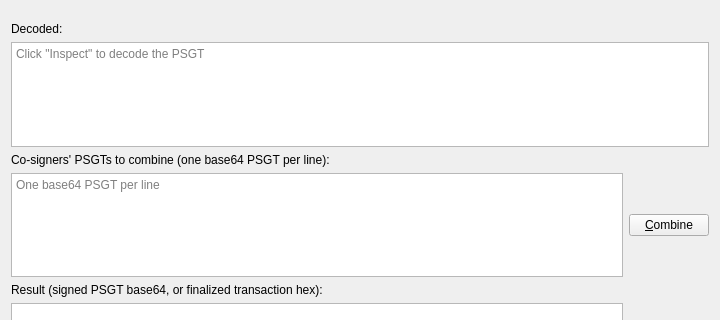
Above: src/qt/forms/multisigndialog.ui from gridcoin-community/Gridcoin-Research before the change; both pictures show x 0 to 720 and y 201 to 521 of the 720 by 620 pixel window. Below: the same form after it.
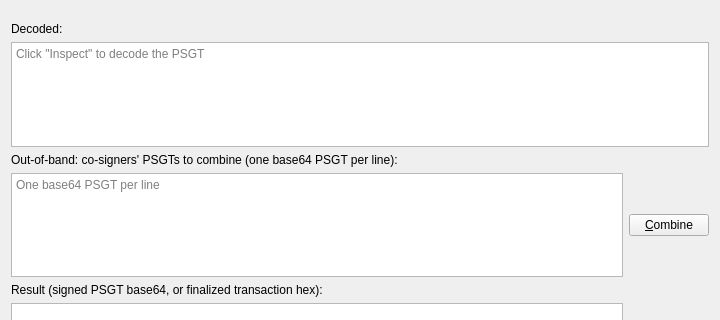
That is the form after the change.

Commit message: qt: address PSGT dialog review feedback (#3054)

The edit to the form file:
```diff
--- a/src/qt/forms/multisigndialog.ui
+++ b/src/qt/forms/multisigndialog.ui
@@ -146,7 +146,7 @@
    <item>
     <widget class="QLabel" name="combineLabel">
      <property name="text">
-      <string>Co-signers' PSGTs to combine (one base64 PSGT per line):</string>
+      <string>Out-of-band: co-signers' PSGTs to combine (one base64 PSGT per line):</string>
      </property>
     </widget>
    </item>
```
Left out of the diff: 4 changed lines with no effect on the pictures. The commit also changes 3 other files.
